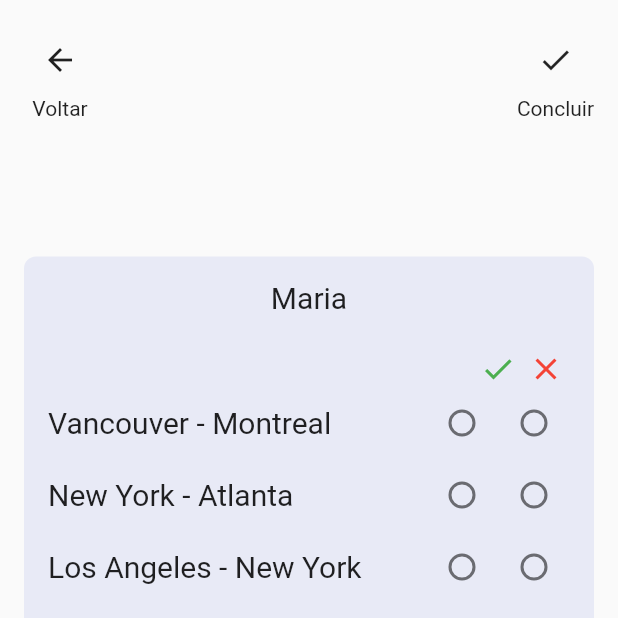
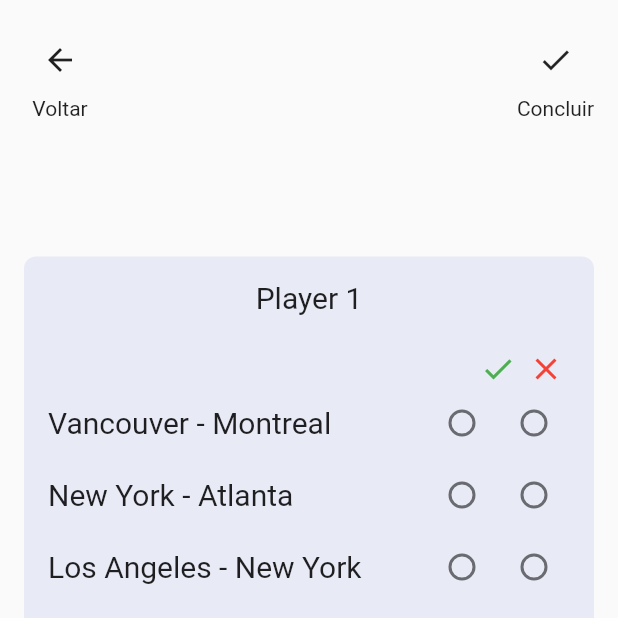
Before and after one commit to DevAlePeppermint/projeto_final, a Flutter app: the TicketToRideScore screen opened by its route, swiped to page 2, on a phone screen of 412 x 824 dp, the top half of it. Run offline on Flutter 3.47's test engine with Material 2 defaults, Android fonts, the phone set to English and light mode, and no system bars; drawn by our look-alikes of carousel_slider.

```diff
--- a/lib/app_routes.dart
+++ b/lib/app_routes.dart
@@ -8,8 +8,8 @@ class AppRoutes {
 
   static Map<String, Widget Function(BuildContext)> routes () {
       return {
+        ticketToRide: (context) => const TicketToRideScore(),
         selecionaJogo: (context) => const SelecionaJogo(),
-        ticketToRide: (context) => const TicketToRideScore(),
     };
   }
 }
--- a/lib/app_widget.dart
+++ b/lib/app_widget.dart
@@ -9,6 +9,7 @@ class MyApp extends StatefulWidget {
 }
 
 class _MyAppState extends State<MyApp> {
+
   @override
   Widget build(BuildContext context) {
     return MaterialApp(
--- a/lib/components/button.dart
+++ b/lib/components/button.dart
@@ -1,5 +1,4 @@
 import 'package:flutter/material.dart';
-import 'package:projeto_final/components/text_header.dart';
 
 class Button extends StatelessWidget {
   final String text;
--- a/lib/pages/games/ticket_to_ride/components/goal_cities.dart
+++ b/lib/pages/games/ticket_to_ride/components/goal_cities.dart
@@ -1,7 +1,7 @@
 import 'package:flutter/material.dart';
 import 'package:projeto_final/components/text_secondary.dart';
-
-import '../../../../services/games/ticket_to_ride.dart';
+import 'package:projeto_final/providers/ticket_to_ride_provider.dart';
+import 'package:provider/provider.dart';
 
 class GoalCities extends StatefulWidget {
   final cityName;
@@ -19,9 +19,13 @@ class GoalCities extends StatefulWidget {
 
 class _GoalCitiesState extends State<GoalCities> {
   String? goalStatus;
+  late TicketToRideProvider store;
 
   @override
   Widget build(BuildContext context) {
+    store = Provider.of<TicketToRideProvider>(context, listen: true);
+
+
     return Row(
       children: [
         TextSecondary(text: widget.cityName),
@@ -34,7 +38,7 @@ class _GoalCitiesState extends State<GoalCities> {
             setState(() {
               goalStatus = selectedValue;
             });
-            countGoals(widget.points, 'finished', goalStatus);
+            store.countGoals(widget.points, 'finished', goalStatus);
           },
         ),
         Radio(
@@ -45,7 +49,7 @@ class _GoalCitiesState extends State<GoalCities> {
             setState(() {
               goalStatus = selectedValue;
             });
-            countGoals(widget.points, 'unfinished', goalStatus);
+            store.countGoals(widget.points, 'unfinished', goalStatus);
           },
         ),
       ],
--- a/lib/pages/games/ticket_to_ride/components/goals_counter.dart
+++ b/lib/pages/games/ticket_to_ride/components/goals_counter.dart
@@ -1,6 +1,7 @@
 import 'package:flutter/material.dart';
+import 'package:provider/provider.dart';
 import 'package:projeto_final/pages/games/ticket_to_ride/components/goal_selecter.dart';
-
+import 'package:projeto_final/providers/ticket_to_ride_provider.dart';
 import '../../../../components/text_secondary.dart';
 import '../../../../services/games/ticket_to_ride.dart';
 
@@ -12,6 +13,7 @@ class GoalsCounter extends StatefulWidget {
 }
 
 class _GoalsCounterState extends State<GoalsCounter> {
+  late TicketToRideProvider store;
   bool isLongestTrainPath = false;
 
   Color getColor (states) {
@@ -28,13 +30,15 @@ class _GoalsCounterState extends State<GoalsCounter> {
 
   @override
   Widget build(BuildContext context) {
+    store = Provider.of<TicketToRideProvider>(context, listen: true);
+
     return Padding(
       padding: const EdgeInsets.all(16),
       child: Container(
         child: Column(
           mainAxisAlignment: MainAxisAlignment.spaceBetween,
           children: [
-            const TextSecondary(text: 'Maria'),
+            TextSecondary(text: store.namePlayer),
             Column(
               children: [
                 const GoalSelecter(),
@@ -52,7 +56,7 @@ class _GoalsCounterState extends State<GoalsCounter> {
                         setState(() {
                           isLongestTrainPath = value!;
                         });
-                        countLongestPathPoints(value!);
+                        store.countLongestPathPoints(value!);
                       }
                     ),
                     const Padding(
--- a/lib/pages/select_game/components/image_button.dart
+++ b/lib/pages/select_game/components/image_button.dart
@@ -1,6 +1,4 @@
 import 'package:flutter/material.dart';
-
-import '../../../app_routes.dart';
 
 class ImageButtonGame extends StatelessWidget {
   final String gameTitle;
--- /dev/null
+++ b/lib/providers/ticket_to_ride_provider.dart
@@ -0,0 +1,87 @@
+import 'package:flutter/material.dart';
+
+import '../entities/ticket_to_ride_entitie.dart';
+
+class TicketToRideProvider with ChangeNotifier {
+  int _activePlayer = 0;
+  List<ScorePointsEntitie> players = [
+    ScorePointsEntitie(player: 'Player 1', totalPoints: 0),
+    ScorePointsEntitie(player: 'Player 2', totalPoints: 0),
+    ScorePointsEntitie(player: 'Player 3', totalPoints: 0),
+    ScorePointsEntitie(player: 'Player 4', totalPoints: 0),
+    ScorePointsEntitie(player: 'Player 5', totalPoints: 0),
+  ];
+  String _namePlayer = '';
+
+  TicketToRideProvider() {
+    atualizaNamePlayer();
+  }
+
+  atualizaNamePlayer () {
+    namePlayer = players[activePlayer].player;
+  }
+
+  String get namePlayer => _namePlayer;
+
+  set namePlayer(val) {
+    _namePlayer = val;
+    notifyListeners();
+  }
+
+  int get activePlayer => _activePlayer;
+
+  set activePlayer (val) {
+    _activePlayer = val;
+    notifyListeners();
+  }
+
+  void addPlayer () {
+    activePlayer = activePlayer + 1;
+    namePlayer = players[activePlayer].player;
+    notifyListeners();
+  }
+
+  void countPoints(int trainsUnits, int points, String operation) {
+  final Map<int, int> trainPointsMap = {
+    1: 1,
+    2: 2,
+    3: 4,
+    4: 7,
+    5: 10,
+    6: 15
+  };
+
+  if (operation == 'down') {
+    players[activePlayer].totalPoints = players[activePlayer].totalPoints - trainPointsMap[trainsUnits]!;
+    debugPrint(players[activePlayer].totalPoints.toString());
+    return;
+  }
+
+  players[activePlayer].totalPoints = players[activePlayer].totalPoints + trainPointsMap[trainsUnits]!;
+  debugPrint(players[activePlayer].totalPoints.toString());
+}
+
+void countGoals(int points, String radioValue ,String? goalStatus){
+  if(radioValue == 'finished' && goalStatus == 'finished') {
+      players[activePlayer].totalPoints = players[activePlayer].totalPoints + points;
+  }
+  if(radioValue == 'finished' && goalStatus == null) {
+      players[activePlayer].totalPoints = players[activePlayer].totalPoints - points;
+  }
+  if(radioValue == 'unfinished' && goalStatus == 'unfinished') {
+      players[activePlayer].totalPoints = players[activePlayer].totalPoints - points;
+  }
+  if(radioValue == 'unfinished' && goalStatus == null) {
+      players[activePlayer].totalPoints = players[activePlayer].totalPoints + points;
+  }
+
+  debugPrint(players[activePlayer].totalPoints.toString());
+}
+
+void countLongestPathPoints (bool value) {
+  value ? players[activePlayer].totalPoints = players[activePlayer].totalPoints + 10 : players[activePlayer].totalPoints = players[activePlayer].totalPoints - 10;
+
+  debugPrint(players[activePlayer].totalPoints.toString());
+}
+
+}
--- a/pubspec.yaml
+++ b/pubspec.yaml
@@ -36,6 +36,7 @@ dependencies:
   # The following adds the Cupertino Icons font to your application.
   # Use with the CupertinoIcons class for iOS style icons.
   cupertino_icons: ^1.0.2
+  provider: ^6.0.5
 
 dev_dependencies:
   flutter_test:
```
Also changed, not shown: lib/main.dart (+8 -1 lines), lib/pages/games/ticket_to_ride/components/train_counter.dart (+17 -4 lines), lib/pages/games/ticket_to_ride/components/train_row.dart (+8 -2 lines), lib/pages/games/ticket_to_ride/ticket_to_ride.dart (+22 -4 lines), lib/providers/root_provider.dart (added, +12 -0 lines), lib/services/games/ticket_to_ride.dart (+1 -44 lines), pubspec.lock.
